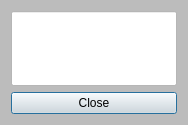
This is 03_new/HW-03_new/dialog.ui in ZeRg0912/Qt as Qt 5 draws it before an edit. The edited form follows.
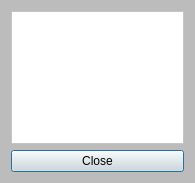
This is the edited form.

```diff
--- a/03_new/HW-03_new/dialog.ui
+++ b/03_new/HW-03_new/dialog.ui
@@ -6,8 +6,8 @@
    <rect>
     <x>0</x>
     <y>0</y>
-    <width>188</width>
-    <height>125</height>
+    <width>195</width>
+    <height>183</height>
    </rect>
   </property>
   <property name="windowTitle">
@@ -17,22 +17,6 @@
    <string notr="true">background-color: rgb(188, 188, 188);</string>
   </property>
   <layout class="QGridLayout" name="gridLayout">
-   <item row="0" column="0">
-    <widget class="QLineEdit" name="le_Info">
-     <property name="sizePolicy">
-      <sizepolicy hsizetype="Expanding" vsizetype="Preferred">
-       <horstretch>0</horstretch>
-       <verstretch>0</verstretch>
-      </sizepolicy>
-     </property>
-     <property name="styleSheet">
-      <string notr="true">background-color: rgb(255, 255, 255);</string>
-     </property>
-     <property name="readOnly">
-      <bool>true</bool>
-     </property>
-    </widget>
-   </item>
    <item row="1" column="0">
     <widget class="QPushButton" name="pb_Close">
      <property name="styleSheet">
@@ -43,6 +27,13 @@
      </property>
     </widget>
    </item>
+   <item row="0" column="0">
+    <widget class="QTextEdit" name="te_Info">
+     <property name="styleSheet">
+      <string notr="true">background-color: rgb(255, 255, 255);</string>
+     </property>
+    </widget>
+   </item>
   </layout>
  </widget>
  <resources/>
```
